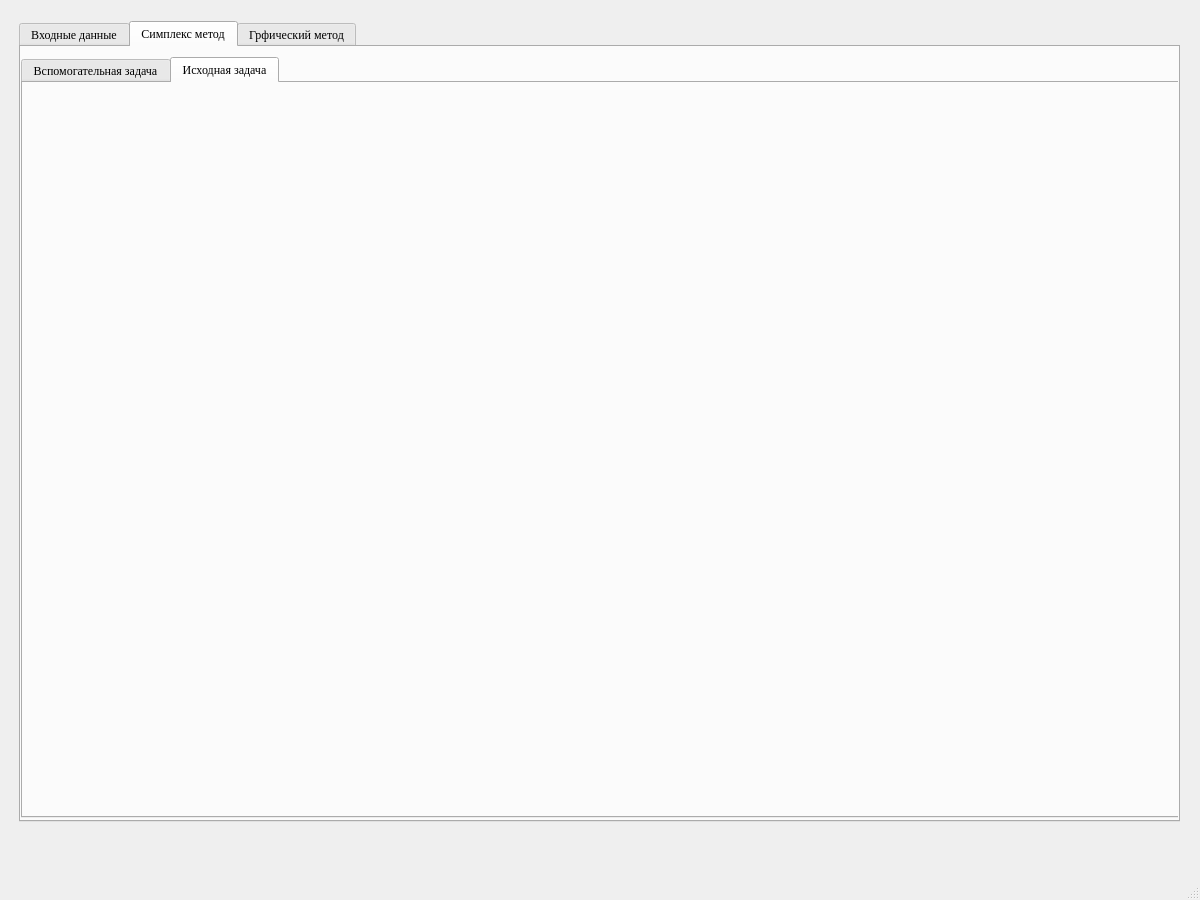
The window that mainwindow.ui (P0lskay/Simplex_graphs_methods) describes before a commit, drawn with Qt 5.
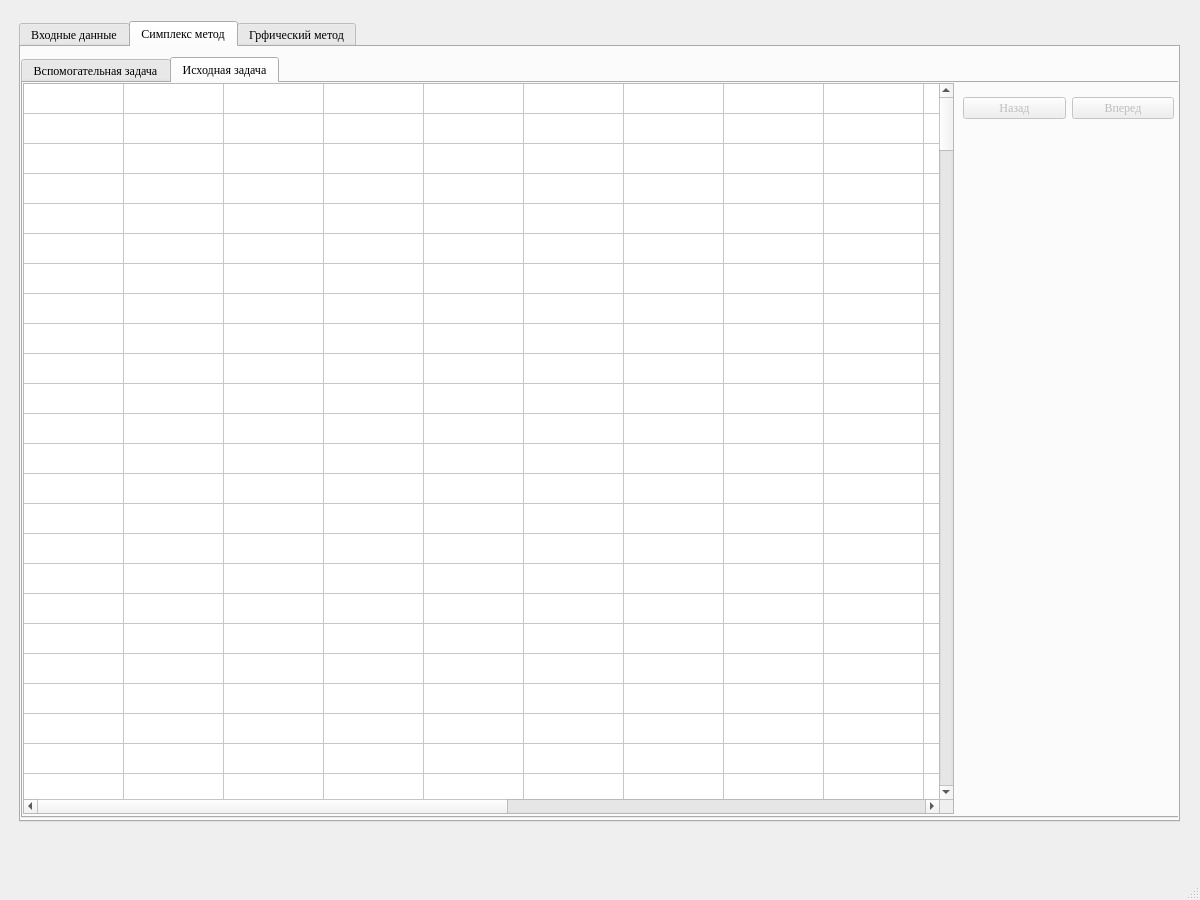
The same window after the commit. The open tabs and pages were chosen to show the change.

```diff
--- a/mainwindow.ui
+++ b/mainwindow.ui
@@ -735,6 +735,425 @@
        <attribute name="title">
         <string>Исходная задача</string>
        </attribute>
+       <widget class="QTableWidget" name="simplex_second_table">
+        <property name="enabled">
+         <bool>true</bool>
+        </property>
+        <property name="geometry">
+         <rect>
+          <x>0</x>
+          <y>0</y>
+          <width>931</width>
+          <height>731</height>
+         </rect>
+        </property>
+        <property name="editTriggers">
+         <set>QAbstractItemView::NoEditTriggers</set>
+        </property>
+        <property name="showGrid">
+         <bool>true</bool>
+        </property>
+        <property name="sortingEnabled">
+         <bool>false</bool>
+        </property>
+        <property name="wordWrap">
+         <bool>true</bool>
+        </property>
+        <property name="cornerButtonEnabled">
+         <bool>false</bool>
+        </property>
+        <property name="rowCount">
+         <number>300</number>
+        </property>
+        <property name="columnCount">
+         <number>17</number>
+        </property>
+        <attribute name="horizontalHeaderVisible">
+         <bool>false</bool>
+        </attribute>
+        <attribute name="horizontalHeaderHighlightSections">
+         <bool>true</bool>
+        </attribute>
+        <attribute name="verticalHeaderVisible">
+         <bool>false</bool>
+        </attribute>
+        <attribute name="verticalHeaderHighlightSections">
+         <bool>true</bool>
+        </attribute>
+        <row/>
+        <row/>
+        <row/>
+        <row/>
+        <row/>
+        <row/>
+        <row/>
+        <row/>
+        <row/>
+        <row/>
+        <row/>
+        <row/>
+        <row/>
+        <row/>
+        <row/>
+        <row/>
+        <row/>
+        <row/>
+        <row/>
+        <row/>
+        <row/>
+        <row/>
+        <row/>
+        <row/>
+        <row/>
+        <row/>
+        <row/>
+        <row/>
+        <row/>
+        <row/>
+        <row/>
+        <row/>
+        <row/>
+        <row/>
+        <row/>
+        <row/>
+        <row/>
+        <row/>
+        <row/>
+        <row/>
+        <row/>
+        <row/>
+        <row/>
+        <row/>
+        <row/>
+        <row/>
+        <row/>
+        <row/>
+        <row/>
+        <row/>
+        <row/>
+        <row/>
+        <row/>
+        <row/>
+        <row/>
+        <row/>
+        <row/>
+        <row/>
+        <row/>
+        <row/>
+        <row/>
+        <row/>
+        <row/>
+        <row/>
+        <row/>
+        <row/>
+        <row/>
+        <row/>
+        <row/>
+        <row/>
+        <row/>
+        <row/>
+        <row/>
+        <row/>
+        <row/>
+        <row/>
+        <row/>
+        <row/>
+        <row/>
+        <row/>
+        <row/>
+        <row/>
+        <row/>
+        <row/>
+        <row/>
+        <row/>
+        <row/>
+        <row/>
+        <row/>
+        <row/>
+        <row/>
+        <row/>
+        <row/>
+        <row/>
+        <row/>
+        <row/>
+        <row/>
+        <row/>
+        <row/>
+        <row/>
+        <row/>
+        <row/>
+        <row/>
+        <row/>
+        <row/>
+        <row/>
+        <row/>
+        <row/>
+        <row/>
+        <row/>
+        <row/>
+        <row/>
+        <row/>
+        <row/>
+        <row/>
+        <row/>
+        <row/>
+        <row/>
+        <row/>
+        <row/>
+        <row/>
+        <row/>
+        <row/>
+        <row/>
+        <row/>
+        <row/>
+        <row/>
+        <row/>
+        <row/>
+        <row/>
+        <row/>
+        <row/>
+        <row/>
+        <row/>
+        <row/>
+        <row/>
+        <row/>
+        <row/>
+        <row/>
+        <row/>
+        <row/>
+        <row/>
+        <row/>
+        <row/>
+        <row/>
+        <row/>
+        <row/>
+        <row/>
+        <row/>
+        <row/>
+        <row/>
+        <row/>
+        <row/>
+        <row/>
+        <row/>
+        <row/>
+        <row/>
+        <row/>
+        <row/>
+        <row/>
+        <row/>
+        <row/>
+        <row/>
+        <row/>
+        <row/>
+        <row/>
+        <row/>
+        <row/>
+        <row/>
+        <row/>
+        <row/>
+        <row/>
+        <row/>
+        <row/>
+        <row/>
+        <row/>
+        <row/>
+        <row/>
+        <row/>
+        <row/>
+        <row/>
+        <row/>
+        <row/>
+        <row/>
+        <row/>
+        <row/>
+        <row/>
+        <row/>
+        <row/>
+        <row/>
+        <row/>
+        <row/>
+        <row/>
+        <row/>
+        <row/>
+        <row/>
+        <row/>
+        <row/>
+        <row/>
+        <row/>
+        <row/>
+        <row/>
+        <row/>
+        <row/>
+        <row/>
+        <row/>
+        <row/>
+        <row/>
+        <row/>
+        <row/>
+        <row/>
+        <row/>
+        <row/>
+        <row/>
+        <row/>
+        <row/>
+        <row/>
+        <row/>
+        <row/>
+        <row/>
+        <row/>
+        <row/>
+        <row/>
+        <row/>
+        <row/>
+        <row/>
+        <row/>
+        <row/>
+        <row/>
+        <row/>
+        <row/>
+        <row/>
+        <row/>
+        <row/>
+        <row/>
+        <row/>
+        <row/>
+        <row/>
+        <row/>
+        <row/>
+        <row/>
+        <row/>
+        <row/>
+        <row/>
+        <row/>
+        <row/>
+        <row/>
+        <row/>
+        <row/>
+        <row/>
+        <row/>
+        <row/>
+        <row/>
+        <row/>
+        <row/>
+        <row/>
+        <row/>
+        <row/>
+        <row/>
+        <row/>
+        <row/>
+        <row/>
+        <row/>
+        <row/>
+        <row/>
+        <row/>
+        <row/>
+        <row/>
+        <row/>
+        <row/>
+        <row/>
+        <row/>
+        <row/>
+        <row/>
+        <row/>
+        <row/>
+        <row/>
+        <row/>
+        <row/>
+        <row/>
+        <row/>
+        <row/>
+        <row/>
+        <row/>
+        <row/>
+        <row/>
+        <row/>
+        <row/>
+        <row/>
+        <row/>
+        <row/>
+        <row/>
+        <row/>
+        <row/>
+        <row/>
+        <row/>
+        <row/>
+        <row/>
+        <row/>
+        <row/>
+        <column>
+         <property name="text">
+          <string>Новый столбец</string>
+         </property>
+        </column>
+        <column>
+         <property name="text">
+          <string>Новый столбец</string>
+         </property>
+        </column>
+        <column>
+         <property name="text">
+          <string>Новый столбец</string>
+         </property>
+        </column>
+        <column>
+         <property name="text">
+          <string>Новый столбец</string>
+         </property>
+        </column>
+        <column>
+         <property name="text">
+          <string>Новый столбец</string>
+         </property>
+        </column>
+        <column>
+         <property name="text">
+          <string>Новый столбец</string>
+         </property>
+        </column>
+        <column/>
+        <column/>
+        <column/>
+        <column/>
+        <column/>
+        <column/>
+        <column/>
+        <column/>
+        <column/>
+        <column/>
+        <column/>
+       </widget>
+       <widget class="QWidget" name="horizontalLayoutWidget_2">
+        <property name="geometry">
+         <rect>
+          <x>940</x>
+          <y>10</y>
+          <width>211</width>
+          <height>31</height>
+         </rect>
+        </property>
+        <layout class="QHBoxLayout" name="horizontalLayout_2">
+         <item>
+          <widget class="QPushButton" name="btn_last_simplex_second">
+           <property name="enabled">
+            <bool>false</bool>
+           </property>
+           <property name="text">
+            <string>Назад</string>
+           </property>
+          </widget>
+         </item>
+         <item>
+          <widget class="QPushButton" name="btn_next_simplex_second">
+           <property name="enabled">
+            <bool>false</bool>
+           </property>
+           <property name="text">
+            <string>Вперед</string>
+           </property>
+          </widget>
+         </item>
+        </layout>
+       </widget>
       </widget>
      </widget>
     </widget>
```
Left out of the diff: 15 changed lines with no effect on the pictures.
